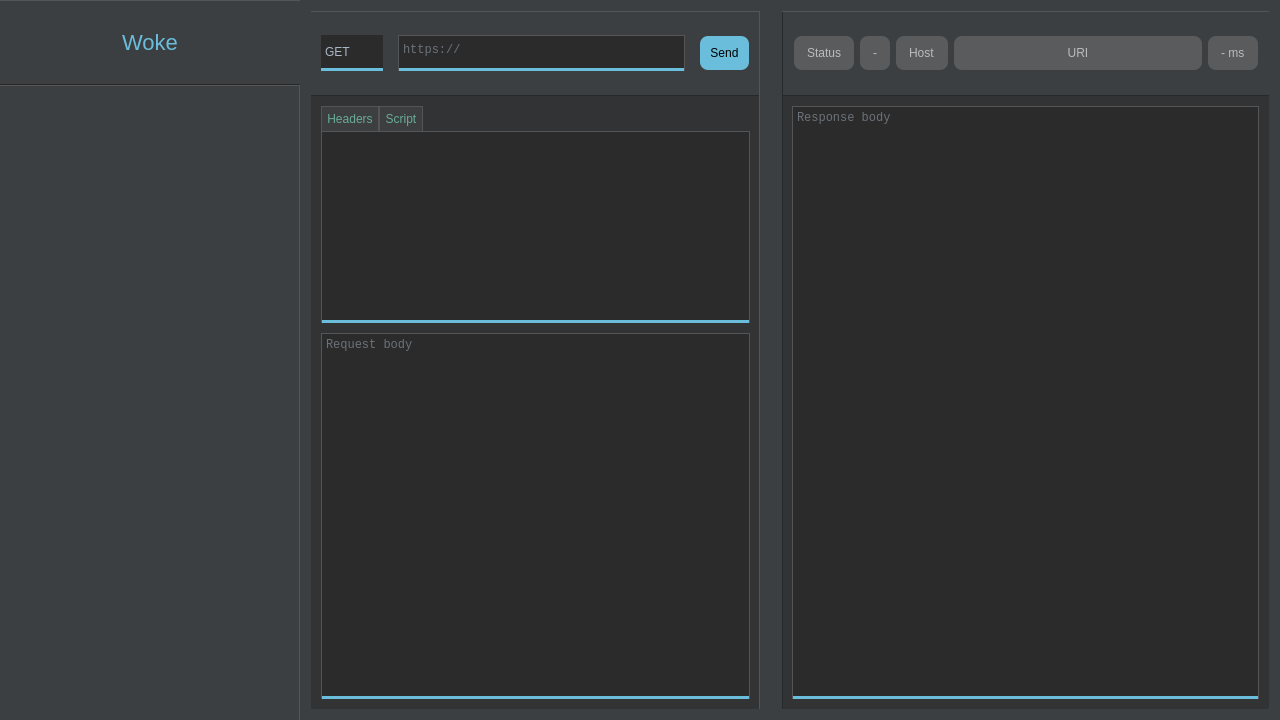
Qt form mainwindow.ui (tmstieff/Woke) before a commit.
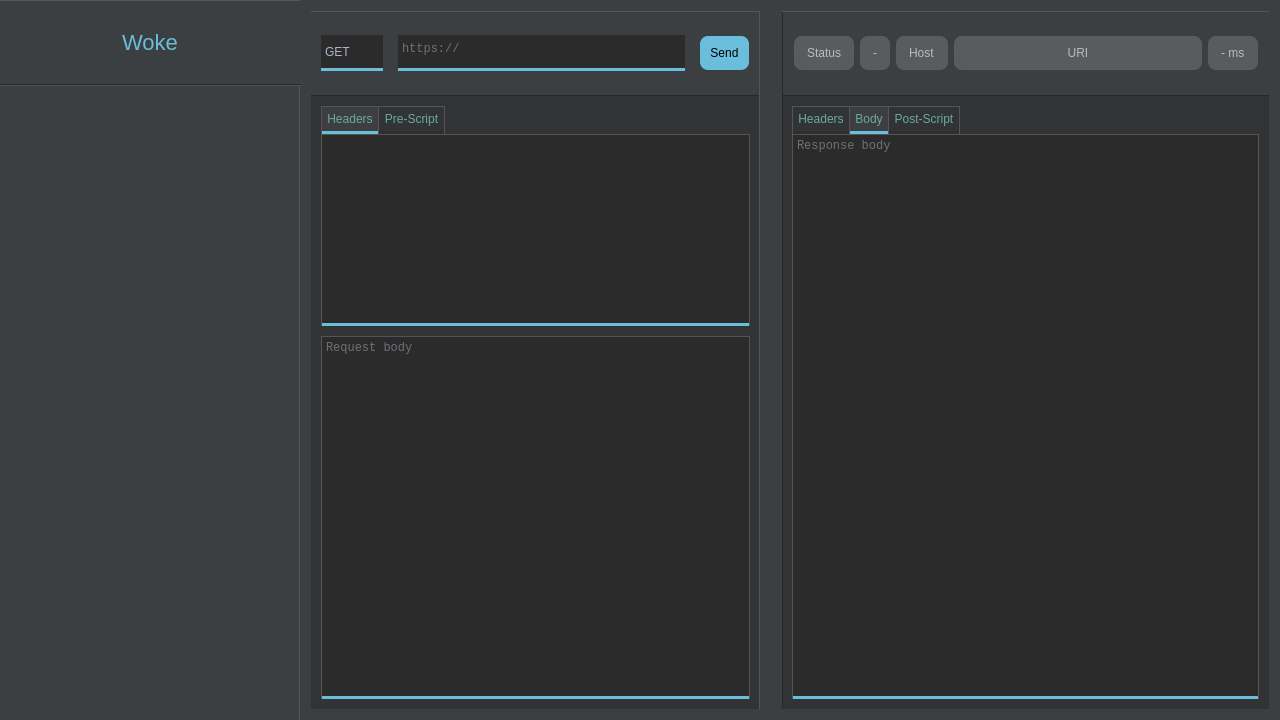
The same form after that commit. Custom widgets are drawn as their Qt base class.

Commit message: Working tabs, and viewable response headers

Diff of the .ui file:
```diff
--- a/mainwindow.ui
+++ b/mainwindow.ui
@@ -15,57 +15,55 @@
   </property>
   <property name="styleSheet">
    <string notr="true">QScrollBar:horizontal {
-    border: 2px solid grey;
-    background: #545454;
-    height: 15px;
-    margin: 0px 20px 0 20px;
+    background: #2b2b2b;
+	border-bottom: 4px solid #2b2b2b;
+    height: 8px;
+    margin: 0 4px 0 4px;
 }
 
 QScrollBar::handle:horizontal {
+	border-radius: 5px;
     background: #545454;
-    min-width: 20px;
+    min-width: 10px;
+	padding: 3px;
 }
 
 QScrollBar::add-line:horizontal {
-    border: 2px solid grey;
-    background: #545454;
-    width: 20px;
+    background: #2b2b2b;
+    width: 10px;
     subcontrol-position: right;
     subcontrol-origin: margin;
 }
 
 QScrollBar::sub-line:horizontal {
-    border: 2px solid grey;
-    background: #545454;
-    width: 20px;
+    background: #2b2b2b;
+    width: 10px;
     subcontrol-position: left;
     subcontrol-origin: margin;
 }
 
 QScrollBar:vertical {
-    border: 2px solid grey;
-    background: #545454;
-    height: 15px;
-    margin: 0px 20px 0 20px;
+    background: #2b2b2b;
+	border-right: 4px solid #2b2b2b;
+    width: 8px;
+    margin: 4px 0 4px 0;
 }
 
 QScrollBar::handle:vertical {
     background: #545454;
-    min-width: 20px;
+    min-height: 10px;
 }
 
 QScrollBar::add-line:vertical {
-    border: 2px solid grey;
-    background: #545454;
-    width: 20px;
+    background: #2b2b2b;
+    width: 8px;
     subcontrol-position: right;
     subcontrol-origin: margin;
 }
 
 QScrollBar::sub-line:vertical {
-    border: 2px solid grey;
-    background: #545454;
-    width: 20px;
+    background: #2b2b2b;
+    width: 8px;
     subcontrol-position: left;
     subcontrol-origin: margin;
 }
@@ -432,11 +430,20 @@
                <property name="styleSheet">
                 <string notr="true">#urlTextMultilineInput {
 	padding-top: 3px;
+	border-right: none;
+	border-top: none;
+	border-left: none;
 }</string>
                </property>
                <property name="frameShape">
                 <enum>QFrame::NoFrame</enum>
                </property>
+               <property name="frameShadow">
+                <enum>QFrame::Plain</enum>
+               </property>
+               <property name="lineWidth">
+                <number>0</number>
+               </property>
                <property name="verticalScrollBarPolicy">
                 <enum>Qt::ScrollBarAlwaysOff</enum>
                </property>
@@ -547,12 +554,12 @@
             <number>10</number>
            </property>
            <item>
-            <layout class="QHBoxLayout" name="tabsLayout">
+            <layout class="QHBoxLayout" name="requestTabsLayout">
              <property name="spacing">
               <number>0</number>
              </property>
              <item>
-              <widget class="QPushButton" name="headersButton">
+              <widget class="QPushButton" name="requestHeadersButton">
                <property name="sizePolicy">
                 <sizepolicy hsizetype="Fixed" vsizetype="Fixed">
                  <horstretch>0</horstretch>
@@ -560,10 +567,10 @@
                 </sizepolicy>
                </property>
                <property name="styleSheet">
-                <string notr="true">#headersButton {
+                <string notr="true">#requestHeadersButton {
 	background-color: #3c3e3f;
 	border: none;
-	border-bottom: #69ac97;
+	border-bottom: 3px solid #6ABDDB;
 	border-top: 1px solid #555555;
 	border-right: 1px solid #555555;
 	border-left: 1px solid #555555;
@@ -577,21 +584,20 @@
               </widget>
              </item>
              <item>
-              <widget class="QPushButton" name="scriptButton">
+              <widget class="QPushButton" name="requestScriptButton">
                <property name="styleSheet">
-                <string notr="true">#scriptButton {
-	background-color: #3c3e3f;
+                <string notr="true">#requestScriptButton {
+	background-color: #313335;
 	border: none;
-	border-bottom: #69ac97;
+	border-bottom: 3px solid #2C2E2F;
 	border-top: 1px solid #555555;
 	border-right: 1px solid #555555;
-	border-left: 1px solid #555555;
 	color: #69ac97;
 	padding: 5px;
 }</string>
                </property>
                <property name="text">
-                <string>Script</string>
+                <string>Pre-Script</string>
                </property>
               </widget>
              </item>
@@ -611,7 +617,7 @@
             </layout>
            </item>
            <item>
-            <widget class="QPlainTextEdit" name="headersInput">
+            <widget class="QPlainTextEdit" name="requestTabsInput">
              <property name="sizePolicy">
               <sizepolicy hsizetype="Expanding" vsizetype="Minimum">
                <horstretch>0</horstretch>
@@ -830,7 +836,7 @@
           </property>
           <layout class="QVBoxLayout" name="verticalLayout_3">
            <property name="spacing">
-            <number>10</number>
+            <number>0</number>
            </property>
            <property name="leftMargin">
             <number>10</number>
@@ -845,7 +851,82 @@
             <number>10</number>
            </property>
            <item>
-            <widget class="QPlainTextEdit" name="responseBodyInput">
+            <layout class="QHBoxLayout" name="responseTabsLayout">
+             <property name="spacing">
+              <number>0</number>
+             </property>
+             <item>
+              <widget class="QPushButton" name="responseHeadersButton">
+               <property name="styleSheet">
+                <string notr="true">#responseHeadersButton {
+	background-color: #313335;
+	border: none;
+	border-bottom: 3px solid #2C2E2F;
+	border-left: 1px solid #555555;
+	border-top: 1px solid #555555;
+	border-right: 1px solid #555555;
+	color: #69ac97;
+	padding: 5px;
+}</string>
+               </property>
+               <property name="text">
+                <string>Headers</string>
+               </property>
+              </widget>
+             </item>
+             <item>
+              <widget class="QPushButton" name="responseBodyButton">
+               <property name="styleSheet">
+                <string notr="true">#responseBodyButton {
+	background-color: #3c3e3f;
+	border: none;
+	border-bottom: 3px solid #6ABDDB;
+	border-top: 1px solid #555555;
+	border-right: 1px solid #555555;
+	color: #69ac97;
+	padding: 5px;
+}</string>
+               </property>
+               <property name="text">
+                <string>Body</string>
+               </property>
+              </widget>
+             </item>
+             <item>
+              <widget class="QPushButton" name="responseScriptButton">
+               <property name="styleSheet">
+                <string notr="true">#responseScriptButton {
+	background-color: #313335;
+	border: none;
+	border-bottom: 3px solid #2C2E2F;
+	border-top: 1px solid #555555;
+	border-right: 1px solid #555555;
+	color: #69ac97;
+	padding: 5px;
+}</string>
+               </property>
+               <property name="text">
+                <string>Post-Script</string>
+               </property>
+              </widget>
+             </item>
+             <item>
+              <spacer name="horizontalSpacer_5">
+               <property name="orientation">
+                <enum>Qt::Horizontal</enum>
+               </property>
+               <property name="sizeHint" stdset="0">
+                <size>
+                 <width>40</width>
+                 <height>20</height>
+                </size>
+               </property>
+              </spacer>
+             </item>
+            </layout>
+           </item>
+           <item>
+            <widget class="QPlainTextEdit" name="responseTabsInput">
              <property name="styleSheet">
               <string notr="true"/>
              </property>
```
Left out of the diff: 3 changed lines with no effect on the pictures. The commit also changes 5 other files.
